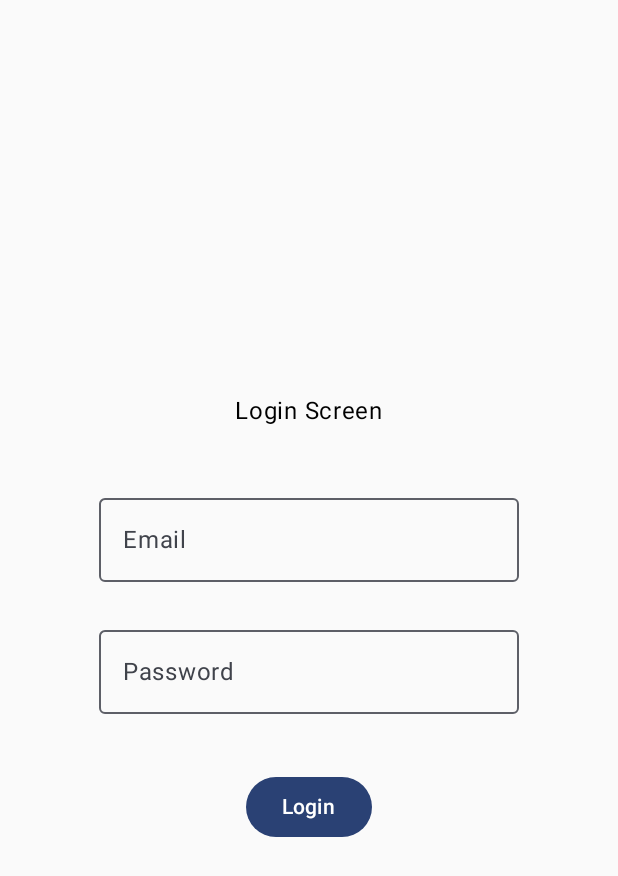
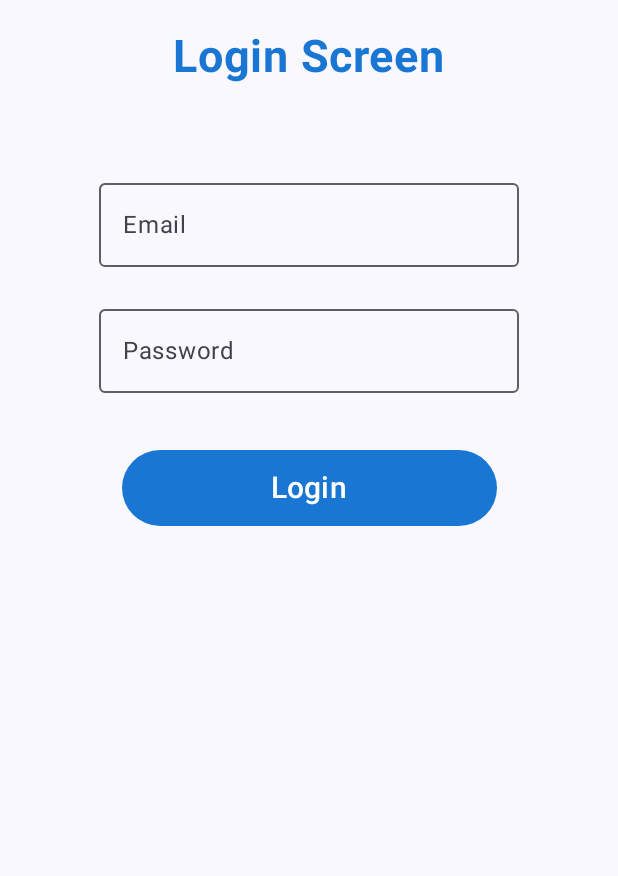
Before and after one commit to Angad-Gupta-2005/MedicalApp, an Android app built with Jetpack Compose: the LoginScreen screen opened through its navigation route, on a phone screen of 412 x 824 dp. Shown: the top 876 px of the screen. Run offline under Robolectric (Android 15) with nearby library versions, the phone set to English and light mode, and no system bars; our stand-ins replace Dagger/Hilt's generated code.

Commit message:
Login and Signup screen UI is done

```diff
--- a/app/src/main/java/com/angad/medicalapp/screens/LoginScreen.kt
+++ b/app/src/main/java/com/angad/medicalapp/screens/LoginScreen.kt
@@ -8,9 +8,12 @@ import androidx.compose.foundation.layout.Spacer
 import androidx.compose.foundation.layout.fillMaxSize
 import androidx.compose.foundation.layout.height
 import androidx.compose.foundation.layout.padding
+import androidx.compose.foundation.layout.width
 import androidx.compose.material3.Button
+import androidx.compose.material3.ButtonColors
 import androidx.compose.material3.CircularProgressIndicator
 import androidx.compose.material3.OutlinedTextField
+import androidx.compose.material3.Scaffold
 import androidx.compose.material3.Text
 import androidx.compose.runtime.Composable
 import androidx.compose.runtime.LaunchedEffect
@@ -19,8 +22,12 @@ import androidx.compose.runtime.mutableStateOf
 import androidx.compose.runtime.remember
 import androidx.compose.ui.Alignment
 import androidx.compose.ui.Modifier
+import androidx.compose.ui.graphics.Color
 import androidx.compose.ui.platform.LocalContext
+import androidx.compose.ui.text.font.FontFamily
+import androidx.compose.ui.text.font.FontWeight
 import androidx.compose.ui.unit.dp
+import androidx.compose.ui.unit.sp
 import androidx.hilt.navigation.compose.hiltViewModel
 import androidx.navigation.NavController
 import com.angad.medicalapp.navigation.routes.Routes
@@ -101,13 +108,21 @@ fun LoginScreen(
     }
 
 //    For input
+    Scaffold { innerPadding ->
         Column(
-        modifier = Modifier.fillMaxSize(),
-        verticalArrangement = Arrangement.Center,
+            modifier = Modifier.fillMaxSize().padding(innerPadding),
+            verticalArrangement = Arrangement.Top,
             horizontalAlignment = Alignment.CenterHorizontally
         ) {
 
-        Text(text = "Login Screen")
+            Text(
+                text = "Login Screen",
+                fontSize = 30.sp,
+                fontWeight = FontWeight.Bold,
+                fontFamily = FontFamily.SansSerif,
+                modifier = Modifier.padding(vertical = 20.dp),
+                color = Color(0xFF1976D2)
+            )
 
             Spacer(modifier = Modifier.height(30.dp))
 
@@ -119,7 +134,7 @@ fun LoginScreen(
                 singleLine = true
             )
 
-        Spacer(modifier = Modifier.height(8.dp))
+            Spacer(modifier = Modifier.height(4.dp))
 
             OutlinedTextField(
                 value = password.value,
@@ -141,10 +156,22 @@ fun LoginScreen(
                     }else{
                         Toast.makeText(context, "Please enter all details", Toast.LENGTH_SHORT).show()
                     }
-            }
+                },
+                colors = ButtonColors(
+                    containerColor = Color(0xFF1976D2),
+                    contentColor = Color.White,
+                    disabledContainerColor = Color(0xFF1976D2),
+                    disabledContentColor = Color.White
+                ),
+                modifier = Modifier.width(250.dp)
             ) {
-            Text(text = "Login")
+                Text(
+                    text = "Login",
+                    fontSize = 20.sp,
+                    modifier = Modifier.padding(vertical = 5.dp)
+                )
             }
 
         }
     }
+}
--- a/app/src/main/java/com/angad/medicalapp/screens/SignUpScreen.kt
+++ b/app/src/main/java/com/angad/medicalapp/screens/SignUpScreen.kt
@@ -7,9 +7,14 @@ import androidx.compose.foundation.layout.Column
 import androidx.compose.foundation.layout.Spacer
 import androidx.compose.foundation.layout.fillMaxSize
 import androidx.compose.foundation.layout.height
+import androidx.compose.foundation.layout.padding
+import androidx.compose.foundation.layout.width
 import androidx.compose.material3.Button
+import androidx.compose.material3.ButtonColors
+import androidx.compose.material3.ButtonDefaults
 import androidx.compose.material3.CircularProgressIndicator
 import androidx.compose.material3.OutlinedTextField
+import androidx.compose.material3.Scaffold
 import androidx.compose.material3.Text
 import androidx.compose.runtime.Composable
 import androidx.compose.runtime.LaunchedEffect
@@ -18,8 +23,12 @@ import androidx.compose.runtime.mutableStateOf
 import androidx.compose.runtime.remember
 import androidx.compose.ui.Alignment
 import androidx.compose.ui.Modifier
+import androidx.compose.ui.graphics.Color
 import androidx.compose.ui.platform.LocalContext
+import androidx.compose.ui.text.font.FontFamily
+import androidx.compose.ui.text.font.FontWeight
 import androidx.compose.ui.unit.dp
+import androidx.compose.ui.unit.sp
 import androidx.hilt.navigation.compose.hiltViewModel
 import androidx.navigation.NavController
 import com.angad.medicalapp.navigation.routes.Routes
@@ -86,13 +95,21 @@ fun SignUpScreen(viewModel: MyViewModel = hiltViewModel(), navController: NavCon
     }
 
 //    For taking the input from user
+    Scaffold { innerPadding ->
         Column(
-        modifier = Modifier.fillMaxSize(),
-        verticalArrangement = Arrangement.Center,
+            modifier = Modifier.fillMaxSize().padding(innerPadding),
+            verticalArrangement = Arrangement.Top,
             horizontalAlignment = Alignment.CenterHorizontally
         ) {
 
-        Text(text = "SignUp Screen")
+            Text(
+                text = "SignUp Screen",
+                fontSize = 30.sp,
+                fontWeight = FontWeight.Bold,
+                fontFamily = FontFamily.SansSerif,
+                modifier = Modifier.padding(vertical = 20.dp),
+                color = Color(0xFF1976D2)
+            )
 
 
             OutlinedTextField(
@@ -166,11 +183,24 @@ fun SignUpScreen(viewModel: MyViewModel = hiltViewModel(), navController: NavCon
                     } else{
                         Toast.makeText(context, "Please enter all details", Toast.LENGTH_SHORT).show()
                     }
-            }
+                },
+                colors = ButtonColors(
+                    containerColor = Color(0xFF1976D2),
+                    contentColor = Color.White,
+                    disabledContainerColor = Color(0xFF1976D2),
+                    disabledContentColor = Color.White
+                ),
+                modifier = Modifier.width(250.dp)
             ) {
-            Text(text = "Sign Up")
+                Text(
+                    text = "Sign Up",
+                    fontSize = 20.sp,
+                    modifier = Modifier.padding(vertical = 5.dp)
+                )
             }
 
         }
+    }
+
 
 }
```
Lines whose indentation alone changed are shown as unchanged.
